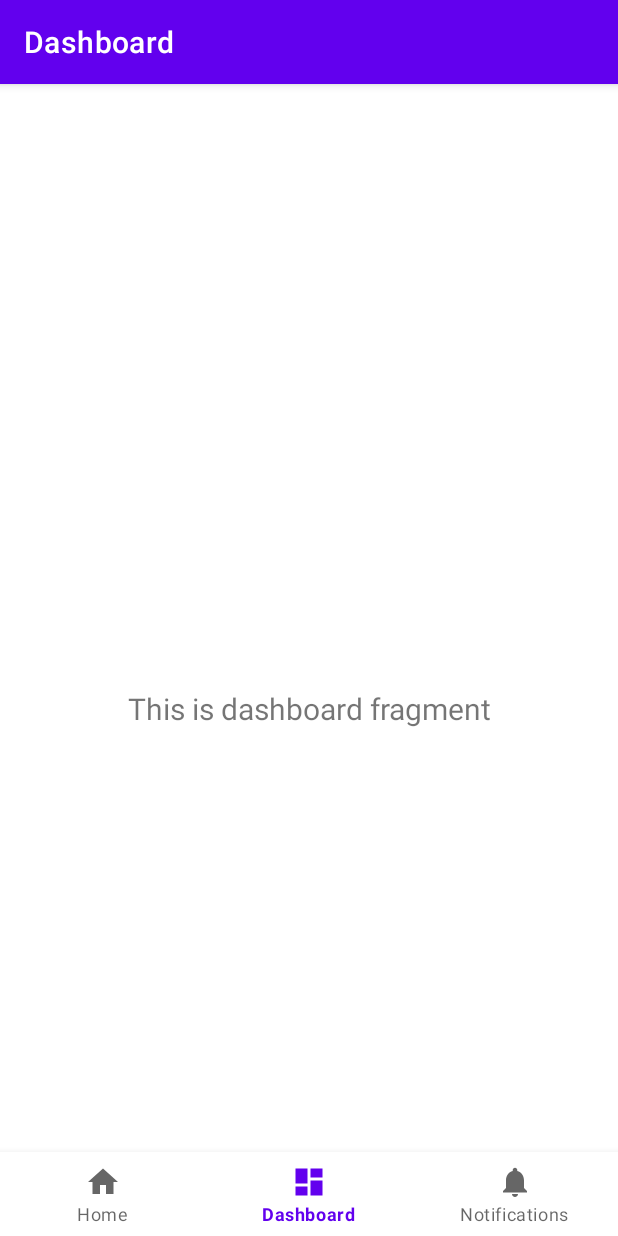
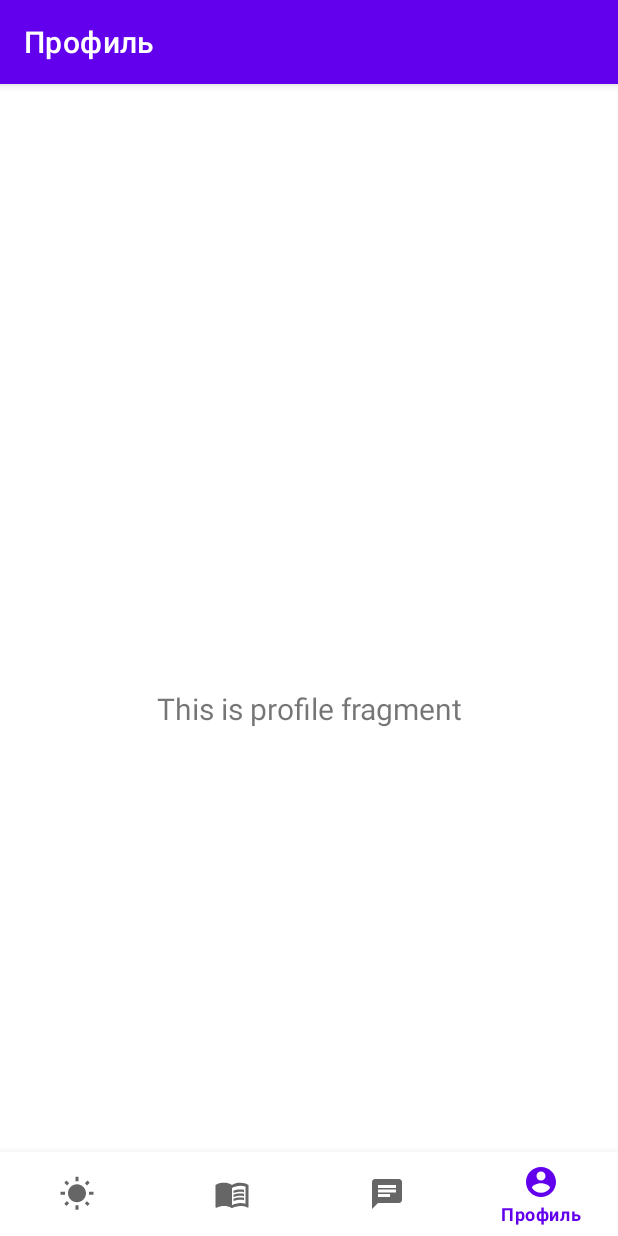
Before and after one commit to vladossy4/tbank-fishing, an Android app: the ProfileFragment screen opened through its navigation route, on a phone screen of 412 x 824 dp. Run offline under Robolectric (Android 15) with nearby library versions, the light colour scheme and no system bars; our stand-ins replace navigation-ui.

Commit message:
First refactor

```diff
--- a/android/app/src/main/java/com/salfetka/fishing/MainActivity.java
+++ b/android/app/src/main/java/com/salfetka/fishing/MainActivity.java
@@ -27,7 +27,7 @@ public class MainActivity extends AppCompatActivity {
         // Passing each menu ID as a set of Ids because each
         // menu should be considered as top level destinations.
         AppBarConfiguration appBarConfiguration = new AppBarConfiguration.Builder(
-                R.id.navigation_home, R.id.navigation_dashboard, R.id.navigation_notifications)
+                R.id.navigation_weather, R.id.navigation_wiki, R.id.navigation_discussions, R.id.navigation_profile)
                 .build();
         NavController navController = Navigation.findNavController(this, R.id.nav_host_fragment_activity_main);
         NavigationUI.setupActionBarWithNavController(this, navController, appBarConfiguration);
--- /dev/null
+++ b/android/app/src/main/java/com/salfetka/fishing/ui/discussions/DiscussionsFragment.java
@@ -0,0 +1,37 @@
+package com.salfetka.fishing.ui.discussions;
+
+import android.os.Bundle;
+import android.view.LayoutInflater;
+import android.view.View;
+import android.view.ViewGroup;
+import android.widget.TextView;
+
+import androidx.annotation.NonNull;
+import androidx.fragment.app.Fragment;
+import androidx.lifecycle.ViewModelProvider;
+
+import com.salfetka.fishing.databinding.FragmentDiscussionsBinding;
+
+public class DiscussionsFragment extends Fragment {
+
+    private FragmentDiscussionsBinding binding;
+
+    public View onCreateView(@NonNull LayoutInflater inflater,
+                             ViewGroup container, Bundle savedInstanceState) {
+        DiscussionsViewModel discussionsViewModel =
+                new ViewModelProvider(this).get(DiscussionsViewModel.class);
+
+        binding = FragmentDiscussionsBinding.inflate(inflater, container, false);
+        View root = binding.getRoot();
+
+        final TextView textView = binding.textDiscussTmp;
+        discussionsViewModel.getText().observe(getViewLifecycleOwner(), textView::setText);
+        return root;
+    }
+
+    @Override
+    public void onDestroyView() {
+        super.onDestroyView();
+        binding = null;
+    }
+}
--- a/android/app/src/main/java/com/salfetka/fishing/ui/dashboard/DashboardViewModel.java
+++ b/android/app/src/main/java/com/salfetka/fishing/ui/discussions/DiscussionsViewModel.java
@@ -1,16 +1,16 @@
-package com.salfetka.fishing.ui.dashboard;
+package com.salfetka.fishing.ui.discussions;
 
 import androidx.lifecycle.LiveData;
 import androidx.lifecycle.MutableLiveData;
 import androidx.lifecycle.ViewModel;
 
-public class DashboardViewModel extends ViewModel {
+public class DiscussionsViewModel extends ViewModel {
 
     private final MutableLiveData<String> mText;
 
-    public DashboardViewModel() {
+    public DiscussionsViewModel() {
         mText = new MutableLiveData<>();
-        mText.setValue("This is dashboard fragment");
+        mText.setValue("This is discussions fragment");
     }
 
     public LiveData<String> getText() {
--- a/android/app/src/main/java/com/salfetka/fishing/ui/dashboard/DashboardFragment.java
+++ b/android/app/src/main/java/com/salfetka/fishing/ui/profile/ProfileFragment.java
@@ -1,4 +1,4 @@
-package com.salfetka.fishing.ui.dashboard;
+package com.salfetka.fishing.ui.profile;
 
 import android.os.Bundle;
 import android.view.LayoutInflater;
@@ -10,22 +10,22 @@ import androidx.annotation.NonNull;
 import androidx.fragment.app.Fragment;
 import androidx.lifecycle.ViewModelProvider;
 
-import com.salfetka.fishing.databinding.FragmentDashboardBinding;
+import com.salfetka.fishing.databinding.FragmentProfileBinding;
 
-public class DashboardFragment extends Fragment {
+public class ProfileFragment extends Fragment {
 
-    private FragmentDashboardBinding binding;
+    private FragmentProfileBinding binding;
 
     public View onCreateView(@NonNull LayoutInflater inflater,
                              ViewGroup container, Bundle savedInstanceState) {
-        DashboardViewModel dashboardViewModel =
-                new ViewModelProvider(this).get(DashboardViewModel.class);
+        ProfileViewModel profileViewModel =
+                new ViewModelProvider(this).get(ProfileViewModel.class);
 
-        binding = FragmentDashboardBinding.inflate(inflater, container, false);
+        binding = FragmentProfileBinding.inflate(inflater, container, false);
         View root = binding.getRoot();
 
-        final TextView textView = binding.textDashboard;
-        dashboardViewModel.getText().observe(getViewLifecycleOwner(), textView::setText);
+        final TextView textView = binding.textNotifications;
+        profileViewModel.getText().observe(getViewLifecycleOwner(), textView::setText);
         return root;
     }
 
--- a/android/app/src/main/java/com/salfetka/fishing/ui/notifications/NotificationsViewModel.java
+++ b/android/app/src/main/java/com/salfetka/fishing/ui/profile/ProfileViewModel.java
@@ -1,16 +1,16 @@
-package com.salfetka.fishing.ui.notifications;
+package com.salfetka.fishing.ui.profile;
 
 import androidx.lifecycle.LiveData;
 import androidx.lifecycle.MutableLiveData;
 import androidx.lifecycle.ViewModel;
 
-public class NotificationsViewModel extends ViewModel {
+public class ProfileViewModel extends ViewModel {
 
     private final MutableLiveData<String> mText;
 
-    public NotificationsViewModel() {
+    public ProfileViewModel() {
         mText = new MutableLiveData<>();
-        mText.setValue("This is notifications fragment");
+        mText.setValue("This is profile fragment");
     }
 
     public LiveData<String> getText() {
--- a/android/app/src/main/java/com/salfetka/fishing/ui/home/HomeFragment.java
+++ b/android/app/src/main/java/com/salfetka/fishing/ui/weather/WeatherFragment.java
@@ -1,4 +1,4 @@
-package com.salfetka.fishing.ui.home;
+package com.salfetka.fishing.ui.weather;
 
 import android.os.Bundle;
 import android.view.LayoutInflater;
@@ -10,22 +10,22 @@ import androidx.annotation.NonNull;
 import androidx.fragment.app.Fragment;
 import androidx.lifecycle.ViewModelProvider;
 
-import com.salfetka.fishing.databinding.FragmentHomeBinding;
+import com.salfetka.fishing.databinding.FragmentWeatherBinding;
 
-public class HomeFragment extends Fragment {
+public class WeatherFragment extends Fragment {
 
-    private FragmentHomeBinding binding;
+    private FragmentWeatherBinding binding;
 
     public View onCreateView(@NonNull LayoutInflater inflater,
                              ViewGroup container, Bundle savedInstanceState) {
-        HomeViewModel homeViewModel =
-                new ViewModelProvider(this).get(HomeViewModel.class);
+        WeatherViewModel weatherViewModel =
+                new ViewModelProvider(this).get(WeatherViewModel.class);
 
-        binding = FragmentHomeBinding.inflate(inflater, container, false);
+        binding = FragmentWeatherBinding.inflate(inflater, container, false);
         View root = binding.getRoot();
 
         final TextView textView = binding.textHome;
-        homeViewModel.getText().observe(getViewLifecycleOwner(), textView::setText);
+        weatherViewModel.getText().observe(getViewLifecycleOwner(), textView::setText);
         return root;
     }
 
--- /dev/null
+++ b/android/app/src/main/java/com/salfetka/fishing/ui/weather/WeatherViewModel.java
@@ -0,0 +1,19 @@
+package com.salfetka.fishing.ui.weather;
+
+import androidx.lifecycle.LiveData;
+import androidx.lifecycle.MutableLiveData;
+import androidx.lifecycle.ViewModel;
+
+public class WeatherViewModel extends ViewModel {
+
+    private final MutableLiveData<String> mText;
+
+    public WeatherViewModel() {
+        mText = new MutableLiveData<>();
+        mText.setValue("This is weather fragment");
+    }
+
+    public LiveData<String> getText() {
+        return mText;
+    }
+}
--- a/android/app/src/main/java/com/salfetka/fishing/ui/notifications/NotificationsFragment.java
+++ b/android/app/src/main/java/com/salfetka/fishing/ui/wiki/WikiFragment.java
@@ -1,4 +1,4 @@
-package com.salfetka.fishing.ui.notifications;
+package com.salfetka.fishing.ui.wiki;
 
 import android.os.Bundle;
 import android.view.LayoutInflater;
@@ -10,22 +10,22 @@ import androidx.annotation.NonNull;
 import androidx.fragment.app.Fragment;
 import androidx.lifecycle.ViewModelProvider;
 
-import com.salfetka.fishing.databinding.FragmentNotificationsBinding;
+import com.salfetka.fishing.databinding.FragmentWikiBinding;
 
-public class NotificationsFragment extends Fragment {
+public class WikiFragment extends Fragment {
 
-    private FragmentNotificationsBinding binding;
+    private FragmentWikiBinding binding;
 
     public View onCreateView(@NonNull LayoutInflater inflater,
                              ViewGroup container, Bundle savedInstanceState) {
-        NotificationsViewModel notificationsViewModel =
-                new ViewModelProvider(this).get(NotificationsViewModel.class);
+        WikiViewModel wikiViewModel =
+                new ViewModelProvider(this).get(WikiViewModel.class);
 
-        binding = FragmentNotificationsBinding.inflate(inflater, container, false);
+        binding = FragmentWikiBinding.inflate(inflater, container, false);
         View root = binding.getRoot();
 
-        final TextView textView = binding.textNotifications;
-        notificationsViewModel.getText().observe(getViewLifecycleOwner(), textView::setText);
+        final TextView textView = binding.textDashboard;
+        wikiViewModel.getText().observe(getViewLifecycleOwner(), textView::setText);
         return root;
     }
 
--- a/android/app/src/main/java/com/salfetka/fishing/ui/home/HomeViewModel.java
+++ b/android/app/src/main/java/com/salfetka/fishing/ui/wiki/WikiViewModel.java
@@ -1,16 +1,16 @@
-package com.salfetka.fishing.ui.home;
+package com.salfetka.fishing.ui.wiki;
 
 import androidx.lifecycle.LiveData;
 import androidx.lifecycle.MutableLiveData;
 import androidx.lifecycle.ViewModel;
 
-public class HomeViewModel extends ViewModel {
+public class WikiViewModel extends ViewModel {
 
     private final MutableLiveData<String> mText;
 
-    public HomeViewModel() {
+    public WikiViewModel() {
         mText = new MutableLiveData<>();
-        mText.setValue("This is home fragment");
+        mText.setValue("This is wiki fragment");
     }
 
     public LiveData<String> getText() {
--- /dev/null
+++ b/android/app/src/main/res/drawable/ic_account_profile_black_24dp.xml
@@ -0,0 +1,11 @@
+<vector xmlns:android="http://schemas.android.com/apk/res/android"
+    android:height="24dp"
+    android:tint="#000000"
+    android:viewportHeight="24"
+    android:viewportWidth="24"
+    android:width="24dp">
+    <path
+        android:fillColor="@android:color/white"
+        android:pathData="M12,2C6.48,2 2,6.48 2,12s4.48,10 10,10 10,-4.48 10,-10S17.52,2 12,2zM12,5c1.66,0 3,1.34 3,3s-1.34,3 -3,3 -3,-1.34 -3,-3 1.34,-3 3,-3zM12,19.2c-2.5,0 -4.71,-1.28 -6,-3.22 0.03,-1.99 4,-3.08 6,-3.08 1.99,0 5.97,1.09 6,3.08 -1.29,1.94 -3.5,3.22 -6,3.22z"/>
+
+</vector>
--- /dev/null
+++ b/android/app/src/main/res/drawable/ic_chat_black_24dp.xml
@@ -0,0 +1,11 @@
+<vector xmlns:android="http://schemas.android.com/apk/res/android"
+    android:autoMirrored="true"
+    android:height="24dp"
+    android:tint="#000000"
+    android:viewportHeight="24"
+    android:viewportWidth="24"
+    android:width="24dp">
+
+    <path android:fillColor="@android:color/white" android:pathData="M20,2L4,2c-1.1,0 -1.99,0.9 -1.99,2L2,22l4,-4h14c1.1,0 2,-0.9 2,-2L22,4c0,-1.1 -0.9,-2 -2,-2zM6,9h12v2L6,11L6,9zM14,14L6,14v-2h8v2zM18,8L6,8L6,6h12v2z"/>
+
+</vector>
--- /dev/null
+++ b/android/app/src/main/res/drawable/ic_weather_black_24dp.xml
@@ -0,0 +1,10 @@
+<vector xmlns:android="http://schemas.android.com/apk/res/android"
+    android:height="24dp"
+    android:tint="#000000"
+    android:viewportHeight="24"
+    android:viewportWidth="24"
+    android:width="24dp">
+    <path
+        android:fillColor="@android:color/white"
+        android:pathData="M6.76,4.84l-1.8,-1.79 -1.41,1.41 1.79,1.79 1.42,-1.41zM4,10.5L1,10.5v2h3v-2zM13,0.55h-2L11,3.5h2L13,0.55zM20.45,4.46l-1.41,-1.41 -1.79,1.79 1.41,1.41 1.79,-1.79zM17.24,18.16l1.79,1.8 1.41,-1.41 -1.8,-1.79 -1.4,1.4zM20,10.5v2h3v-2h-3zM12,5.5c-3.31,0 -6,2.69 -6,6s2.69,6 6,6 6,-2.69 6,-6 -2.69,-6 -6,-6zM11,22.45h2L13,19.5h-2v2.95zM3.55,18.54l1.41,1.41 1.79,-1.8 -1.41,-1.41 -1.79,1.8z"/>
+</vector>
--- /dev/null
+++ b/android/app/src/main/res/drawable/ic_wiki_book_black_24dp.xml
@@ -0,0 +1,17 @@
+<vector xmlns:android="http://schemas.android.com/apk/res/android"
+    android:autoMirrored="true"
+    android:height="24dp"
+    android:tint="#000000"
+    android:viewportHeight="24"
+    android:viewportWidth="24"
+    android:width="24dp">
+
+    <path android:fillColor="@android:color/white" android:pathData="M21,5c-1.11,-0.35 -2.33,-0.5 -3.5,-0.5c-1.95,0 -4.05,0.4 -5.5,1.5c-1.45,-1.1 -3.55,-1.5 -5.5,-1.5S2.45,4.9 1,6v14.65c0,0.25 0.25,0.5 0.5,0.5c0.1,0 0.15,-0.05 0.25,-0.05C3.1,20.45 5.05,20 6.5,20c1.95,0 4.05,0.4 5.5,1.5c1.35,-0.85 3.8,-1.5 5.5,-1.5c1.65,0 3.35,0.3 4.75,1.05c0.1,0.05 0.15,0.05 0.25,0.05c0.25,0 0.5,-0.25 0.5,-0.5V6C22.4,5.55 21.75,5.25 21,5zM21,18.5c-1.1,-0.35 -2.3,-0.5 -3.5,-0.5c-1.7,0 -4.15,0.65 -5.5,1.5V8c1.35,-0.85 3.8,-1.5 5.5,-1.5c1.2,0 2.4,0.15 3.5,0.5V18.5z"/>
+
+    <path android:fillColor="@android:color/white" android:pathData="M17.5,10.5c0.88,0 1.73,0.09 2.5,0.26V9.24C19.21,9.09 18.36,9 17.5,9c-1.7,0 -3.24,0.29 -4.5,0.83v1.66C14.13,10.85 15.7,10.5 17.5,10.5z"/>
+
+    <path android:fillColor="@android:color/white" android:pathData="M13,12.49v1.66c1.13,-0.64 2.7,-0.99 4.5,-0.99c0.88,0 1.73,0.09 2.5,0.26V11.9c-0.79,-0.15 -1.64,-0.24 -2.5,-0.24C15.8,11.66 14.26,11.96 13,12.49z"/>
+
+    <path android:fillColor="@android:color/white" android:pathData="M17.5,14.33c-1.7,0 -3.24,0.29 -4.5,0.83v1.66c1.13,-0.64 2.7,-0.99 4.5,-0.99c0.88,0 1.73,0.09 2.5,0.26v-1.52C19.21,14.41 18.36,14.33 17.5,14.33z"/>
+
+</vector>
--- a/android/app/src/main/res/layout/fragment_home.xml
+++ b/android/app/src/main/res/layout/fragment_discussions.xml
@@ -4,10 +4,10 @@
     xmlns:tools="http://schemas.android.com/tools"
     android:layout_width="match_parent"
     android:layout_height="match_parent"
-    tools:context=".ui.home.HomeFragment">
+    tools:context=".ui.discussions.DiscussionsFragment">
 
     <TextView
-        android:id="@+id/text_home"
+        android:id="@+id/text_discuss_tmp"
         android:layout_width="match_parent"
         android:layout_height="wrap_content"
         android:layout_marginStart="8dp"
--- /dev/null
+++ b/android/app/src/main/res/layout/fragment_profile.xml
@@ -0,0 +1,22 @@
+<?xml version="1.0" encoding="utf-8"?>
+<androidx.constraintlayout.widget.ConstraintLayout xmlns:android="http://schemas.android.com/apk/res/android"
+    xmlns:app="http://schemas.android.com/apk/res-auto"
+    xmlns:tools="http://schemas.android.com/tools"
+    android:layout_width="match_parent"
+    android:layout_height="match_parent"
+    tools:context=".ui.profile.ProfileFragment">
+
+    <TextView
+        android:id="@+id/text_notifications"
+        android:layout_width="match_parent"
+        android:layout_height="wrap_content"
+        android:layout_marginStart="8dp"
+        android:layout_marginTop="8dp"
+        android:layout_marginEnd="8dp"
+        android:textAlignment="center"
+        android:textSize="20sp"
+        app:layout_constraintBottom_toBottomOf="parent"
+        app:layout_constraintEnd_toEndOf="parent"
+        app:layout_constraintStart_toStartOf="parent"
+        app:layout_constraintTop_toTopOf="parent" />
+</androidx.constraintlayout.widget.ConstraintLayout>
--- a/android/app/src/main/res/layout/fragment_notifications.xml
+++ b/android/app/src/main/res/layout/fragment_weather.xml
@@ -4,10 +4,10 @@
     xmlns:tools="http://schemas.android.com/tools"
     android:layout_width="match_parent"
     android:layout_height="match_parent"
-    tools:context=".ui.notifications.NotificationsFragment">
+    tools:context=".ui.weather.WeatherFragment">
 
     <TextView
-        android:id="@+id/text_notifications"
+        android:id="@+id/text_home"
         android:layout_width="match_parent"
         android:layout_height="wrap_content"
         android:layout_marginStart="8dp"
--- a/android/app/src/main/res/layout/fragment_dashboard.xml
+++ b/android/app/src/main/res/layout/fragment_wiki.xml
@@ -4,7 +4,7 @@
     xmlns:tools="http://schemas.android.com/tools"
     android:layout_width="match_parent"
     android:layout_height="match_parent"
-    tools:context=".ui.dashboard.DashboardFragment">
+    tools:context=".ui.wiki.WikiFragment">
 
     <TextView
         android:id="@+id/text_dashboard"
--- a/android/app/src/main/res/menu/bottom_nav_menu.xml
+++ b/android/app/src/main/res/menu/bottom_nav_menu.xml
@@ -2,18 +2,23 @@
 <menu xmlns:android="http://schemas.android.com/apk/res/android">
 
     <item
-        android:id="@+id/navigation_home"
-        android:icon="@drawable/ic_home_black_24dp"
-        android:title="@string/title_home" />
+        android:id="@+id/navigation_weather"
+        android:icon="@drawable/ic_weather_black_24dp"
+        android:title="@string/title_weather" />
 
     <item
-        android:id="@+id/navigation_dashboard"
-        android:icon="@drawable/ic_dashboard_black_24dp"
-        android:title="@string/title_dashboard" />
+        android:id="@+id/navigation_wiki"
+        android:icon="@drawable/ic_wiki_book_black_24dp"
+        android:title="@string/title_wiki" />
 
     <item
-        android:id="@+id/navigation_notifications"
-        android:icon="@drawable/ic_notifications_black_24dp"
-        android:title="@string/title_notifications" />
+        android:id="@+id/navigation_discussions"
+        android:icon="@drawable/ic_chat_black_24dp"
+        android:title="@string/title_discussions" />
+
+    <item
+        android:id="@+id/navigation_profile"
+        android:icon="@drawable/ic_account_profile_black_24dp"
+        android:title="@string/title_profile" />
 
 </menu>
--- a/android/app/src/main/res/navigation/mobile_navigation.xml
+++ b/android/app/src/main/res/navigation/mobile_navigation.xml
@@ -3,23 +3,29 @@
     xmlns:app="http://schemas.android.com/apk/res-auto"
     xmlns:tools="http://schemas.android.com/tools"
     android:id="@+id/mobile_navigation"
-    app:startDestination="@+id/navigation_home">
+    app:startDestination="@+id/navigation_weather">
 
     <fragment
-        android:id="@+id/navigation_home"
-        android:name="com.salfetka.fishing.ui.home.HomeFragment"
-        android:label="@string/title_home"
-        tools:layout="@layout/fragment_home" />
+        android:id="@+id/navigation_weather"
+        android:name="com.salfetka.fishing.ui.weather.WeatherFragment"
+        android:label="@string/title_weather"
+        tools:layout="@layout/fragment_weather" />
 
     <fragment
-        android:id="@+id/navigation_dashboard"
-        android:name="com.salfetka.fishing.ui.dashboard.DashboardFragment"
-        android:label="@string/title_dashboard"
-        tools:layout="@layout/fragment_dashboard" />
+        android:id="@+id/navigation_wiki"
+        android:name="com.salfetka.fishing.ui.wiki.WikiFragment"
+        android:label="@string/title_wiki"
+        tools:layout="@layout/fragment_wiki" />
 
     <fragment
-        android:id="@+id/navigation_notifications"
-        android:name="com.salfetka.fishing.ui.notifications.NotificationsFragment"
-        android:label="@string/title_notifications"
-        tools:layout="@layout/fragment_notifications" />
+        android:id="@+id/navigation_discussions"
+        android:name="com.salfetka.fishing.ui.discussions.DiscussionsFragment"
+        android:label="@string/title_discussions"
+        tools:layout="@layout/fragment_wiki" />
+
+    <fragment
+        android:id="@+id/navigation_profile"
+        android:name="com.salfetka.fishing.ui.profile.ProfileFragment"
+        android:label="@string/title_profile"
+        tools:layout="@layout/fragment_profile" />
 </navigation>
--- a/android/app/src/main/res/values/strings.xml
+++ b/android/app/src/main/res/values/strings.xml
@@ -1,6 +1,7 @@
 <resources>
     <string name="app_name">Fishing</string>
-    <string name="title_home">Home</string>
-    <string name="title_dashboard">Dashboard</string>
-    <string name="title_notifications">Notifications</string>
+    <string name="title_weather">Погода</string>
+    <string name="title_wiki">Wiki</string>
+    <string name="title_discussions">Обсуждения</string>
+    <string name="title_profile">Профиль</string>
 </resources>
```
